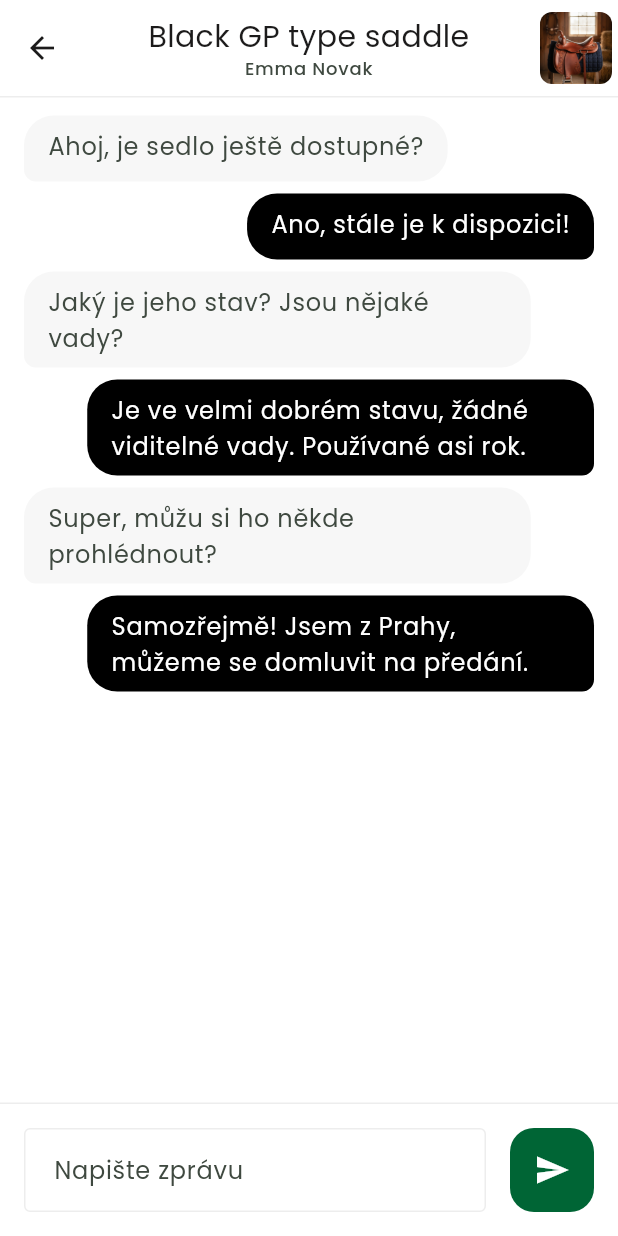
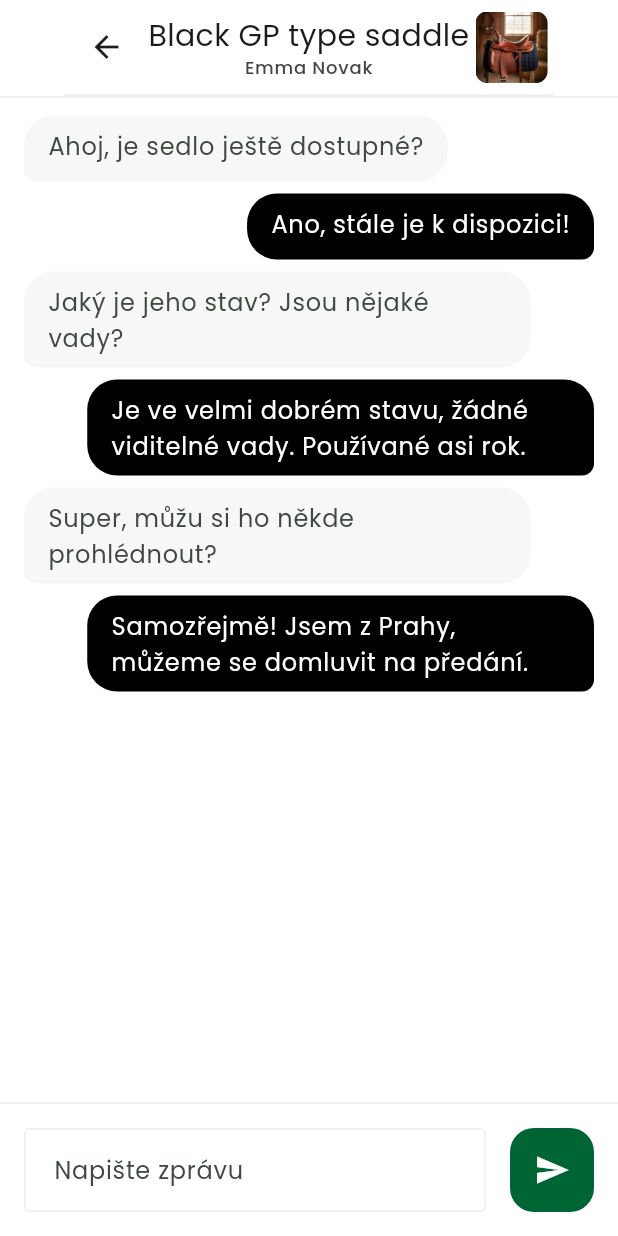
Before and after one commit to martintellinger/eqqu, a Flutter app: the ChatListScreen widget shown alone on an empty page, opened directly, after a tap on "Emma Novak", on a phone screen of 412 x 824 dp. Run offline on Flutter 3.47's test engine with Material 3 defaults, Android fonts, the phone set to English and light mode, and no system bars; our stand-ins replace flutter_svg.

Commit message:
Extract shared AppHeader widget for consistent headers
Create lib/widgets/app_header.dart with a reusable AppHeader component:
- Height 64px, bottom border (cs.outline), centered title
- Poppins Regular 20px, cs.onSurface color
- Optional back button (showBack), subtitle, and trailing widget
- Consistent padding (horizontal: 4, vertical: 8)

Replace inline headers in all screens:
- favorites_screen.dart (simple title)
- profile_screen.dart (simple title)
- chat_list_screen.dart (simple title)
- new_listing_screen.dart (title + back button)
- chat_detail_screen.dart (title + subtitle + back + trailing image)

https://claude.ai/code/session_012waFykv5wBbLFNTaJFeXrN

```diff
--- a/lib/screens/chat_detail_screen.dart
+++ b/lib/screens/chat_detail_screen.dart
@@ -1,4 +1,5 @@
 import 'package:flutter/material.dart';
+import 'package:eqqu/widgets/app_header.dart';
 
 class ChatDetailScreen extends StatefulWidget {
   final String name;
@@ -110,52 +111,12 @@ class _ChatDetailScreenState extends State<ChatDetailScreen> {
   Widget _buildAppBar(ColorScheme cs) {
     return SafeArea(
       bottom: false,
-      child: Padding(
-        padding: const EdgeInsets.symmetric(horizontal: 4, vertical: 8),
-        child: Row(
-          children: [
-            IconButton(
-              icon: Icon(Icons.arrow_back, color: cs.onSurface),
-              onPressed: () => Navigator.pop(context),
-            ),
-            // Title: product name + person name subtitle (centered)
-            Expanded(
-              child: Column(
-                mainAxisSize: MainAxisSize.min,
-                children: [
-                  Text(
-                    widget.productName.isNotEmpty
-                        ? widget.productName
-                        : widget.name,
-                    style: TextStyle(
-                      fontFamily: 'Poppins',
-                      fontSize: 20,
-                      fontWeight: FontWeight.w400,
-                      color: cs.onSurface,
-                      height: 28 / 20,
-                    ),
-                    overflow: TextOverflow.ellipsis,
-                    maxLines: 1,
-                    textAlign: TextAlign.center,
-                  ),
-                  Text(
-                    widget.name,
-                    style: TextStyle(
-                      fontFamily: 'Poppins',
-                      fontSize: 12,
-                      fontWeight: FontWeight.w500,
-                      color: cs.onSurfaceVariant,
-                      letterSpacing: 0.5,
-                      height: 16 / 12,
-                    ),
-                    textAlign: TextAlign.center,
-                  ),
-                ],
-              ),
-            ),
-            // Product image thumbnail (trailing)
-            if (widget.productImage.isNotEmpty)
-              ClipRRect(
+      child: AppHeader(
+        title: widget.productName.isNotEmpty ? widget.productName : widget.name,
+        subtitle: widget.name,
+        showBack: true,
+        trailing: widget.productImage.isNotEmpty
+            ? ClipRRect(
                 borderRadius: BorderRadius.circular(8),
                 child: Image.asset(
                   widget.productImage,
@@ -164,10 +125,7 @@ class _ChatDetailScreenState extends State<ChatDetailScreen> {
                   fit: BoxFit.cover,
                 ),
               )
-            else
-              const SizedBox(width: 48),
-          ],
-        ),
+            : null,
       ),
     );
   }
--- a/lib/screens/chat_list_screen.dart
+++ b/lib/screens/chat_list_screen.dart
@@ -1,5 +1,6 @@
 import 'package:flutter/material.dart';
 import 'package:eqqu/screens/chat_detail_screen.dart';
+import 'package:eqqu/widgets/app_header.dart';
 
 class ChatListScreen extends StatefulWidget {
   const ChatListScreen({super.key});
@@ -114,27 +115,8 @@ class _ChatListScreenState extends State<ChatListScreen>
     return SafeArea(
       child: Column(
         children: [
-          // App bar with centered title
-          Container(
-            height: 64,
-            decoration: BoxDecoration(
-              border: Border(
-                bottom: BorderSide(color: cs.outline, width: 1),
-              ),
-            ),
-            child: Center(
-              child: Text(
-                'Zprávy',
-                style: TextStyle(
-                  fontFamily: 'Poppins',
-                  fontSize: 20,
-                  fontWeight: FontWeight.w400,
-                  color: cs.onSurface,
-                  height: 28 / 20,
-                ),
-              ),
-            ),
-          ),
+          // App bar
+          const AppHeader(title: 'Zprávy'),
 
           // Tab bar
           TabBar(
--- /dev/null
+++ b/lib/widgets/app_header.dart
@@ -0,0 +1,96 @@
+import 'package:flutter/material.dart';
+
+/// Shared app header matching the Figma M3 App bar (Small, Flat).
+///
+/// Height 64px, bottom border, centered title (Poppins Regular 20px).
+/// Supports optional leading icon (back button), subtitle, and trailing widget.
+class AppHeader extends StatelessWidget {
+  final String title;
+  final String? subtitle;
+  final bool showBack;
+  final VoidCallback? onBack;
+  final Widget? trailing;
+
+  const AppHeader({
+    super.key,
+    required this.title,
+    this.subtitle,
+    this.showBack = false,
+    this.onBack,
+    this.trailing,
+  });
+
+  @override
+  Widget build(BuildContext context) {
+    final cs = Theme.of(context).colorScheme;
+
+    return Container(
+      height: 64,
+      decoration: BoxDecoration(
+        border: Border(
+          bottom: BorderSide(color: cs.outline, width: 1),
+        ),
+      ),
+      padding: const EdgeInsets.symmetric(horizontal: 4, vertical: 8),
+      child: Stack(
+        alignment: Alignment.center,
+        children: [
+          // Leading icon
+          if (showBack)
+            Positioned(
+              left: 0,
+              child: IconButton(
+                icon: Icon(Icons.arrow_back, color: cs.onSurface),
+                onPressed: onBack ?? () => Navigator.pop(context),
+              ),
+            ),
+
+          // Centered title (+ optional subtitle)
+          Padding(
+            padding: const EdgeInsets.symmetric(horizontal: 52),
+            child: Column(
+              mainAxisAlignment: MainAxisAlignment.center,
+              children: [
+                Text(
+                  title,
+                  style: TextStyle(
+                    fontFamily: 'Poppins',
+                    fontSize: 20,
+                    fontWeight: FontWeight.w400,
+                    color: cs.onSurface,
+                    height: 28 / 20,
+                  ),
+                  textAlign: TextAlign.center,
+                  overflow: TextOverflow.ellipsis,
+                  maxLines: 1,
+                ),
+                if (subtitle != null)
+                  Text(
+                    subtitle!,
+                    style: TextStyle(
+                      fontFamily: 'Poppins',
+                      fontSize: 12,
+                      fontWeight: FontWeight.w500,
+                      color: cs.onSurfaceVariant,
+                      letterSpacing: 0.5,
+                      height: 16 / 12,
+                    ),
+                    textAlign: TextAlign.center,
+                    overflow: TextOverflow.ellipsis,
+                    maxLines: 1,
+                  ),
+              ],
+            ),
+          ),
+
+          // Trailing widget
+          if (trailing != null)
+            Positioned(
+              right: 0,
+              child: trailing!,
+            ),
+        ],
+      ),
+    );
+  }
+}
```
Also changed, not shown: lib/screens/favorites_screen.dart (+4 -22 lines), lib/screens/new_listing_screen.dart (+4 -31 lines), lib/screens/profile_screen.dart (+2 -19 lines).
